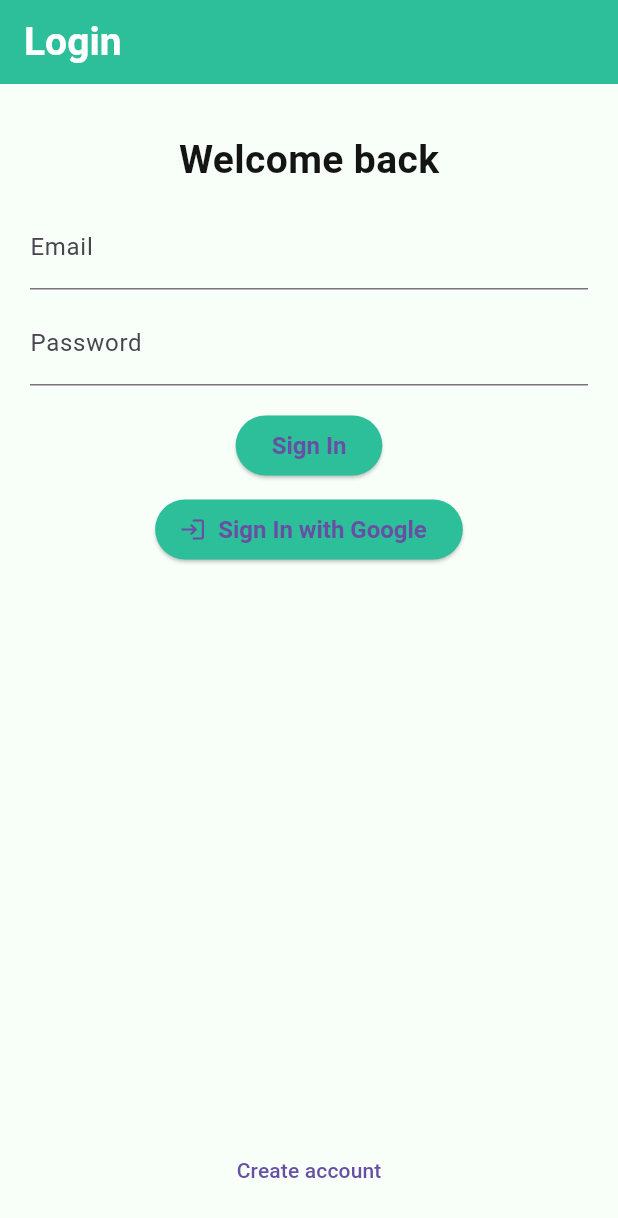
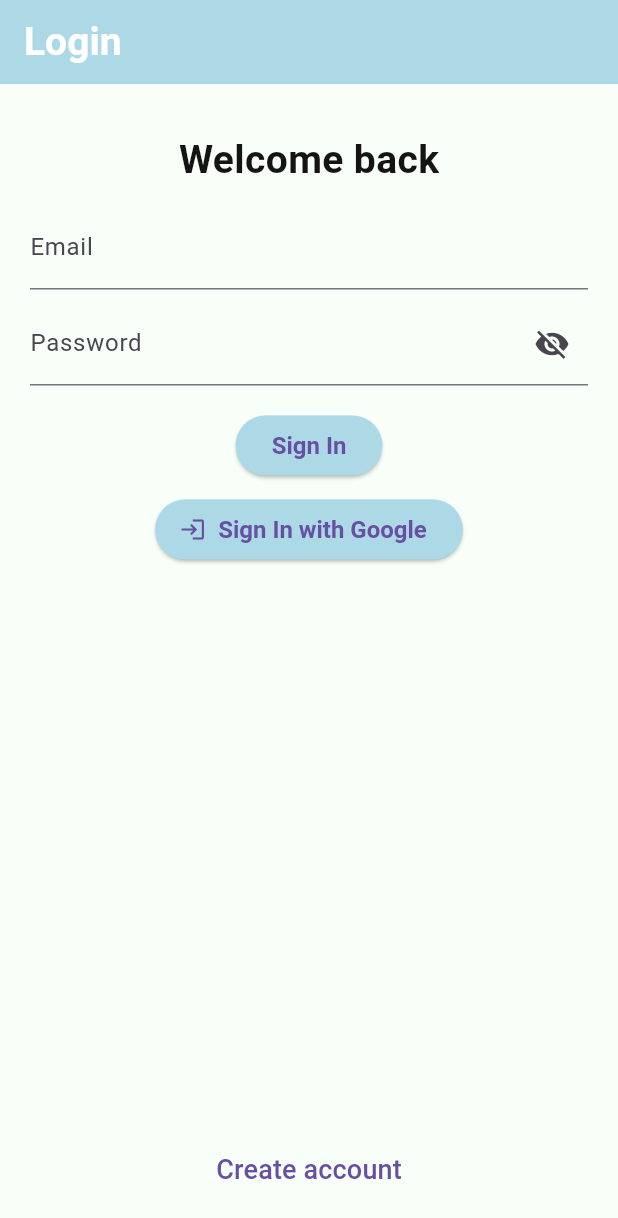
Before and after one commit to Inesh100/Clarity, a Flutter app: the screen it shows after launch, on a phone screen of 412 x 824 dp. Shown: the top 1218 px of the screen. Run offline on Flutter 3.47's test engine with Material 3 defaults, Android fonts, the phone set to English and light mode, and no system bars; our stand-ins replace circular_countdown_timer, cloud_firestore, firebase_auth, firebase_core, flutter_local_notifications, flutter_timezone and 2 more; missing offline and left inert: android_intent_plus; accounts and stored records are empty; Roboto replaces fonts that are missing (Verdana).

Commit message:
modified:   lib/main.dart modified:   lib/pages/flashcard_page.dart modified:   lib/pages/journal_page.dart modified:   lib/pages/login_page.dart modified:   lib/pages/medicine_page.dart modified:   lib/pages/profile_page.dart modified:   lib/pages/reminders_page.dart modified:   lib/styles/app_colors.dart modified:   lib/styles/app_text.dart

```diff
--- a/lib/main.dart
+++ b/lib/main.dart
@@ -49,8 +49,12 @@ class ClarityApp extends StatelessWidget {
     return MaterialApp(
       debugShowCheckedModeBanner: false,
       title: 'Clarity',
-      theme: AppTheme.lightTheme,
-      darkTheme: AppTheme.darkTheme,
+      theme: AppTheme.lightTheme. copyWith(
+        textTheme: AppTheme.lightTheme.textTheme.apply(fontFamily: 'Verdana'),
+      ),
+      darkTheme: AppTheme.darkTheme.copyWith(
+        textTheme: AppTheme.darkTheme.textTheme.apply(fontFamily: 'Verdana'),
+      ),
       themeMode: appState.isDarkMode ? ThemeMode.dark : ThemeMode.light,
       onGenerateRoute: AppRouter.generateRoute,
       initialRoute: '/',
--- a/lib/pages/login_page.dart
+++ b/lib/pages/login_page.dart
@@ -13,6 +13,7 @@ class LoginPage extends StatefulWidget {
 class _LoginPageState extends State<LoginPage> {
   final emailCtrl = TextEditingController();
   final passCtrl = TextEditingController();
+  bool _obscurePassword = true;
 
   @override
   Widget build(BuildContext context) {
@@ -30,15 +31,32 @@ class _LoginPageState extends State<LoginPage> {
 
             TextField(
               controller: emailCtrl,
-              decoration: const InputDecoration(labelText: 'Email'),
+              style: const TextStyle(fontSize: 16),
+              decoration: InputDecoration(labelText: 'Email',
+              labelStyle: TextStyle (fontSize: 16),
+              ),
             ),
             const SizedBox(height: 8),
 
+ // 🔹 Password Field with Toggle
             TextField(
               controller: passCtrl,
-
-              obscureText: true,
-              decoration: const InputDecoration(labelText: 'Password'),
+              obscureText: _obscurePassword,
+              style: const TextStyle(fontSize: 16),
+              decoration: InputDecoration(
+                labelText: 'Password',
+                labelStyle: const TextStyle(fontSize: 16),
+                suffixIcon: IconButton(
+                  icon: Icon(
+                    _obscurePassword ? Icons.visibility_off : Icons.visibility,
+                  ),
+                  onPressed: () {
+                    setState(() {
+                      _obscurePassword = !_obscurePassword;
+                    });
+                  },
+                ),
+              ),
             ),
             const SizedBox(height: 16),
 
@@ -69,7 +87,9 @@ class _LoginPageState extends State<LoginPage> {
 
             TextButton(
               onPressed: () => Navigator.pushNamed(context, '/signup'),
-              child: const Text('Create account'),
+              child: const Text('Create account',
+              style: TextStyle(fontSize: 18),
+              ),
             ),
           ],
         ),
--- a/lib/styles/app_colors.dart
+++ b/lib/styles/app_colors.dart
@@ -1,10 +1,10 @@
 import 'package:flutter/material.dart';
 
 class AppColors {
-  static const primary = Color(0xFF2DBE9A);
-  static const secondary = Color(0xFFA7E9AF);
+  static const primary = Color(0xFFADD8E6);
+  static const secondary = Color(0xFFC3B1E1);
   static const background = Color(0xFFF7FFF8);
   static const textPrimary = Color(0xFF141414);
-  static const textSecondary = Color(0xFF6B6B6B);
+  static const textSecondary = Color(0xFF2E2E2E);
   static const danger = Color(0xFFE15C5C);
 }
--- a/lib/styles/app_text.dart
+++ b/lib/styles/app_text.dart
@@ -6,6 +6,6 @@ class AppTextStyles {
   static const heading2 = TextStyle(fontSize: 20, fontWeight: FontWeight.w600, color: AppColors.textPrimary);
   static const body = TextStyle(fontSize: 16, color: AppColors.textSecondary);
   static const buttonText = TextStyle(fontSize: 16, fontWeight: FontWeight.bold, color: Colors.white);
-  static const small = TextStyle(fontSize: 12, color: AppColors.textSecondary);
+  static const small = TextStyle(fontSize: 14, color: AppColors.textSecondary);
   static const subtitle = small;
 }
```
Also changed, not shown: lib/pages/flashcard_page.dart (+62 -16 lines), lib/pages/journal_page.dart (+7 -4 lines), lib/pages/medicine_page.dart (+36 -36 lines), lib/pages/profile_page.dart (+16 -3 lines), lib/pages/reminders_page.dart (+34 -30 lines).
